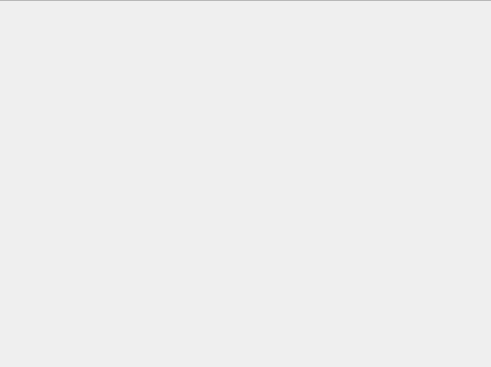
Above: Source/UiFiles/editor.ui from SuperSpaceEye/LifeEngineExtended before the change; both pictures show x 137 to 628 and y 0 to 367 of the 936 by 554 pixel window. Below: the same form after it.
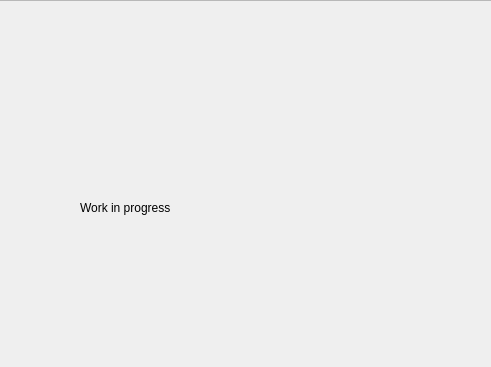
That is the form after the change. The open tabs and pages were chosen to show the change.

```diff
--- a/Source/UiFiles/editor.ui
+++ b/Source/UiFiles/editor.ui
@@ -354,7 +354,30 @@
               </item>
              </layout>
             </widget>
-            <widget class="QWidget" name="brain_edit_page"/>
+            <widget class="QWidget" name="brain_edit_page">
+             <widget class="QLabel" name="label_6">
+              <property name="geometry">
+               <rect>
+                <x>210</x>
+                <y>130</y>
+                <width>331</width>
+                <height>141</height>
+               </rect>
+              </property>
+              <property name="text">
+               <string>Work in progress</string>
+              </property>
+              <property name="textFormat">
+               <enum>Qt::AutoText</enum>
+              </property>
+              <property name="scaledContents">
+               <bool>false</bool>
+              </property>
+              <property name="wordWrap">
+               <bool>false</bool>
+              </property>
+             </widget>
+            </widget>
            </widget>
           </item>
           <item>
```
Left out of the diff: 2 changed lines with no effect on the pictures.
